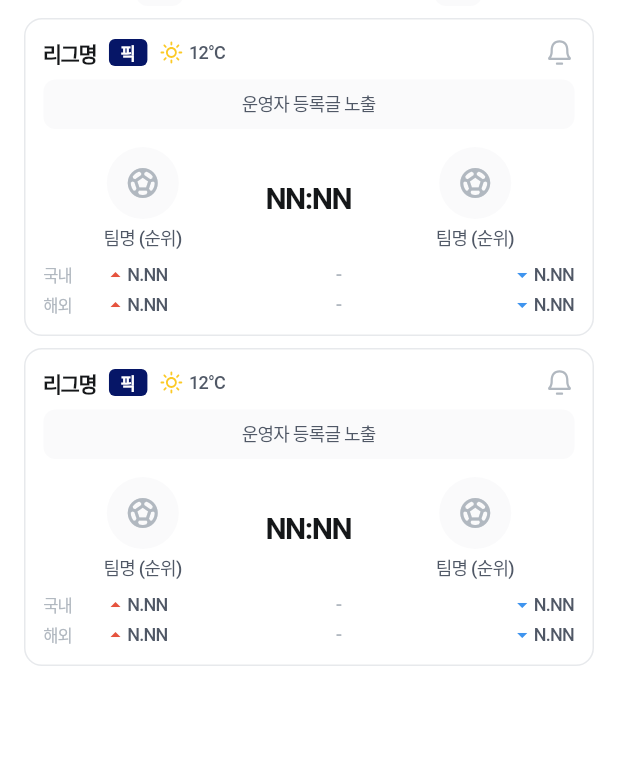
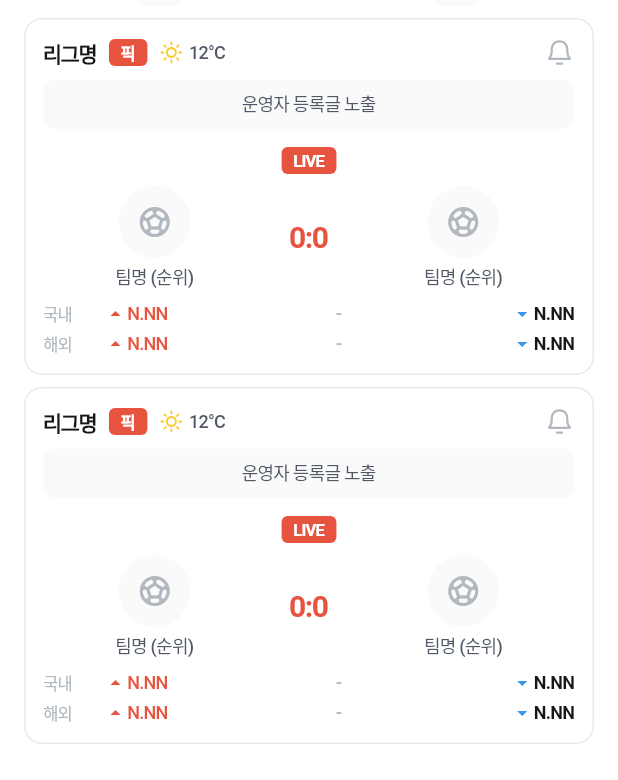
Before and after one commit to real-time-score/real-time-score-app, a Flutter app: the LiveScoreMainPage screen opened directly, on a phone screen of 412 x 824 dp, the part 456-1236 px from its top. Run offline on Flutter 3.47's test engine with Material 3 defaults, Android fonts, the phone set to English and light mode, and no system bars; our stand-ins replace flutter_svg; Roboto replaces fonts that are missing (Pretendard); project files that could hold a hidden picture were left out.

Commit message:
Apply color styles for odds, pick badge, and match status
- Change pick badge color from blue to red (AppColors.negative)
- Apply odds color: 역배(up) = red text, 정배(down) = bold text
- Add match status colors: live = red, scheduled = neutral, finished = gray
- Show winning team highlight with red border and bold text
- Apply losing team transparency (50% opacity) for finished matches
- Update match_full_mode_page odds cell styling

Co-Authored-By: Claude Opus 4.5 <noreply@anthropic.com>

```diff
--- a/lib/features/live_score/presentation/pages/live_score_main_page.dart
+++ b/lib/features/live_score/presentation/pages/live_score_main_page.dart
@@ -494,7 +494,7 @@ class _LiveScoreMainPageState extends State<LiveScoreMainPage> {
           Container(
             padding: const EdgeInsets.symmetric(horizontal: 8, vertical: 2),
             decoration: BoxDecoration(
-              color: AppColors.primaryFigma,
+              color: AppColors.negative,
               borderRadius: BorderRadius.circular(4),
             ),
             child: Text(
@@ -562,13 +562,67 @@ class _LiveScoreMainPageState extends State<LiveScoreMainPage> {
     );
   }
 
+  /// 경기 상태 enum
+  /// [scheduled] 경기 전, [live] 경기 중, [finished] 경기 후
+
   /// 경기 카드
-  Widget _buildMatchCard() {
+  Widget _buildMatchCard({
+    String matchStatus = 'live', // 'scheduled', 'live', 'finished'
+    int homeScore = 0,
+    int awayScore = 0,
+  }) {
+    // 경기 상태에 따른 색상 결정
+    Color statusColor;
+    Color scoreColor;
+    String statusText;
+
+    switch (matchStatus) {
+      case 'scheduled':
+        statusColor = AppColors.labelNeutral;
+        scoreColor = AppColors.labelNeutral;
+        statusText = '예정';
+        break;
+      case 'live':
+        statusColor = AppColors.negative;
+        scoreColor = AppColors.negative;
+        statusText = 'LIVE';
+        break;
+      case 'finished':
+      default:
+        statusColor = AppColors.labelAlternative;
+        scoreColor = AppColors.labelNormal;
+        statusText = '종료';
+        break;
+    }
+
+    // 이기고 있는 팀 판별
+    bool isHomeWinning = homeScore > awayScore;
+    bool isAwayWinning = awayScore > homeScore;
+    bool isDraw = homeScore == awayScore;
+
     return GestureDetector(
       onTap: () {
         Navigator.of(context).pushNamed('/live-match-detail');
       },
-      child: Row(
+      child: Column(
+        children: [
+          // 경기 상태 표시
+          if (matchStatus == 'live')
+            Container(
+              margin: const EdgeInsets.only(bottom: 8),
+              padding: const EdgeInsets.symmetric(horizontal: 8, vertical: 2),
+              decoration: BoxDecoration(
+                color: AppColors.negative,
+                borderRadius: BorderRadius.circular(4),
+              ),
+              child: Text(
+                statusText,
+                style: AppTextStyles.caption2Bold.copyWith(
+                  color: AppColors.white,
+                ),
+              ),
+            ),
+          Row(
             children: [
               // 홈팀
               Expanded(
@@ -576,16 +630,38 @@ class _LiveScoreMainPageState extends State<LiveScoreMainPage> {
                   teamName: '팀명',
                   ranking: '순위',
                   isHome: true,
+                  isWinning: matchStatus == 'live' && isHomeWinning,
+                  isLosing: matchStatus == 'finished' && !isHomeWinning && !isDraw,
                 ),
               ),
               // 스코어
               Container(
                 padding: const EdgeInsets.symmetric(horizontal: 16),
-          child: Text(
-            'NN:NN',
+                child: Row(
+                  children: [
+                    Text(
+                      '$homeScore',
                       style: AppTextStyles.h3Bold.copyWith(
-              color: AppColors.labelNormal,
+                        color: matchStatus == 'live' && isHomeWinning
+                            ? AppColors.negative
+                            : scoreColor,
                       ),
+                    ),
+                    Text(
+                      ':',
+                      style: AppTextStyles.h3Bold.copyWith(
+                        color: scoreColor,
+                      ),
+                    ),
+                    Text(
+                      '$awayScore',
+                      style: AppTextStyles.h3Bold.copyWith(
+                        color: matchStatus == 'live' && isAwayWinning
+                            ? AppColors.negative
+                            : scoreColor,
+                      ),
+                    ),
+                  ],
                 ),
               ),
               // 원정팀
@@ -594,7 +670,11 @@ class _LiveScoreMainPageState extends State<LiveScoreMainPage> {
                   teamName: '팀명',
                   ranking: '순위',
                   isHome: false,
+                  isWinning: matchStatus == 'live' && isAwayWinning,
+                  isLosing: matchStatus == 'finished' && !isAwayWinning && !isDraw,
                 ),
+              ),
+            ],
           ),
         ],
       ),
@@ -606,8 +686,19 @@ class _LiveScoreMainPageState extends State<LiveScoreMainPage> {
     required String teamName,
     required String ranking,
     required bool isHome,
+    bool isWinning = false,
+    bool isLosing = false,
   }) {
-    return Column(
+    // 이기고 있으면 빨간색, 지고 있으면 투명 처리
+    final Color teamNameColor = isWinning
+        ? AppColors.negative
+        : isLosing
+            ? AppColors.labelAlternative.withValues(alpha: 0.5)
+            : AppColors.labelNeutral;
+
+    return Opacity(
+      opacity: isLosing ? 0.5 : 1.0,
+      child: Column(
         children: [
           // 팀 로고 (플레이스홀더)
           Container(
@@ -616,6 +707,9 @@ class _LiveScoreMainPageState extends State<LiveScoreMainPage> {
             decoration: BoxDecoration(
               color: AppColors.containerNormal,
               shape: BoxShape.circle,
+              border: isWinning
+                  ? Border.all(color: AppColors.negative, width: 2)
+                  : null,
             ),
             child: const Center(
               child: Icon(
@@ -630,10 +724,12 @@ class _LiveScoreMainPageState extends State<LiveScoreMainPage> {
           Text(
             '$teamName ($ranking)',
             style: AppTextStyles.caption1Medium.copyWith(
-            color: AppColors.labelNeutral,
+              color: teamNameColor,
+              fontWeight: isWinning ? FontWeight.bold : FontWeight.w500,
             ),
           ),
         ],
+      ),
     );
   }
 
@@ -709,6 +805,7 @@ class _LiveScoreMainPageState extends State<LiveScoreMainPage> {
   }
 
   /// 배당률 셀
+  /// [isUp] true: 역배(빨간색), false: 정배(볼드)
   Widget _buildOddsCell({
     required String odds,
     required bool isUp,
@@ -722,11 +819,15 @@ class _LiveScoreMainPageState extends State<LiveScoreMainPage> {
           size: 16,
           color: isUp ? AppColors.negative : AppColors.positive,
         ),
-        // 배당률
+        // 배당률 - 역배는 빨간색, 정배는 볼드
         Text(
           odds,
-          style: AppTextStyles.caption1Medium.copyWith(
-            color: AppColors.labelNeutral,
+          style: isUp
+              ? AppTextStyles.caption1Medium.copyWith(
+                  color: AppColors.negative,
+                )
+              : AppTextStyles.caption1Bold.copyWith(
+                  color: AppColors.labelNormal,
                 ),
         ),
       ],
--- a/lib/features/live_score/presentation/pages/match_full_mode_page.dart
+++ b/lib/features/live_score/presentation/pages/match_full_mode_page.dart
@@ -450,29 +450,37 @@ class _MatchFullModePageState extends State<MatchFullModePage> {
   }
 
   /// 배당률 셀
+  /// 역배(up): 빨간색 텍스트, 정배(down): 볼드 처리
   Widget _buildOddsCell({
     required String odds,
     required OddsChange change,
   }) {
     Color textColor = AppColors.labelNeutral;
+    FontWeight fontWeight = FontWeight.w500;
     Widget? icon;
 
     if (change == OddsChange.up) {
-      icon = Icon(
+      // 역배: 빨간색 + 화살표
+      icon = const Icon(
         Icons.arrow_drop_up,
         size: 24,
         color: AppColors.negative,
       );
+      textColor = AppColors.negative;
     } else if (change == OddsChange.down) {
-      icon = Icon(
+      // 정배: 볼드 처리 + 화살표
+      icon = const Icon(
         Icons.arrow_drop_down,
         size: 24,
         color: AppColors.positiveGreen,
       );
+      fontWeight = FontWeight.bold;
+      textColor = AppColors.labelNormal;
     } else if (change == OddsChange.negative) {
       textColor = AppColors.negative;
     } else if (change == OddsChange.positive) {
       textColor = AppColors.positiveGreen;
+      fontWeight = FontWeight.bold;
     }
 
     return Container(
@@ -491,6 +499,7 @@ class _MatchFullModePageState extends State<MatchFullModePage> {
               odds,
               style: AppTextStyles.label1NormalMedium.copyWith(
                 color: textColor,
+                fontWeight: fontWeight,
               ),
             ),
           ],
--- a/lib/features/live_score/presentation/pages/team_info_page.dart
+++ b/lib/features/live_score/presentation/pages/team_info_page.dart
@@ -273,7 +273,7 @@ class _TeamInfoPageState extends State<TeamInfoPage> {
                 Container(
                   padding: const EdgeInsets.symmetric(horizontal: 8, vertical: 2),
                   decoration: BoxDecoration(
-                    color: AppColors.primaryFigma,
+                    color: AppColors.negative,
                     borderRadius: BorderRadius.circular(4),
                   ),
                   child: Text(
```
Lines whose indentation alone changed are shown as unchanged.
